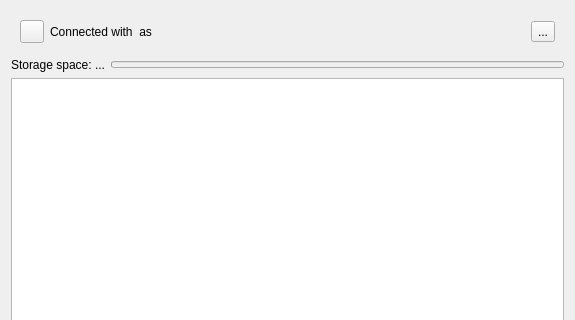
Old version of the form src/gui/accountsettings.ui in the repository nextcloud/desktop; both pictures show x 0 to 575 and y 0 to 320 of the 575 by 557 pixel window.
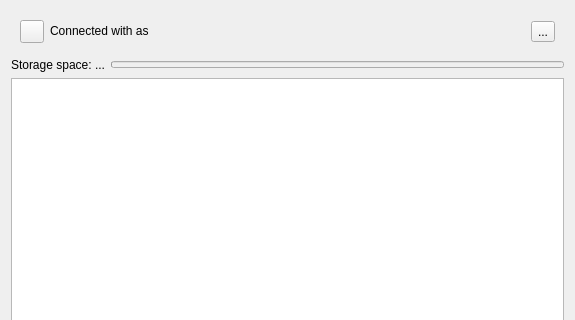
New version of the form. Custom widgets are drawn as their Qt base class.

The edit to the form file:
```diff
--- a/src/gui/accountsettings.ui
+++ b/src/gui/accountsettings.ui
@@ -41,6 +41,9 @@
         <property name="text">
          <string>Connected with &lt;server&gt; as &lt;user&gt;</string>
         </property>
+        <property name="textFormat">
+         <enum>Qt::RichText</enum>
+        </property>
         <property name="wordWrap">
          <bool>true</bool>
         </property>
```
Left out of the diff: 6 changed lines with no effect on the pictures.
